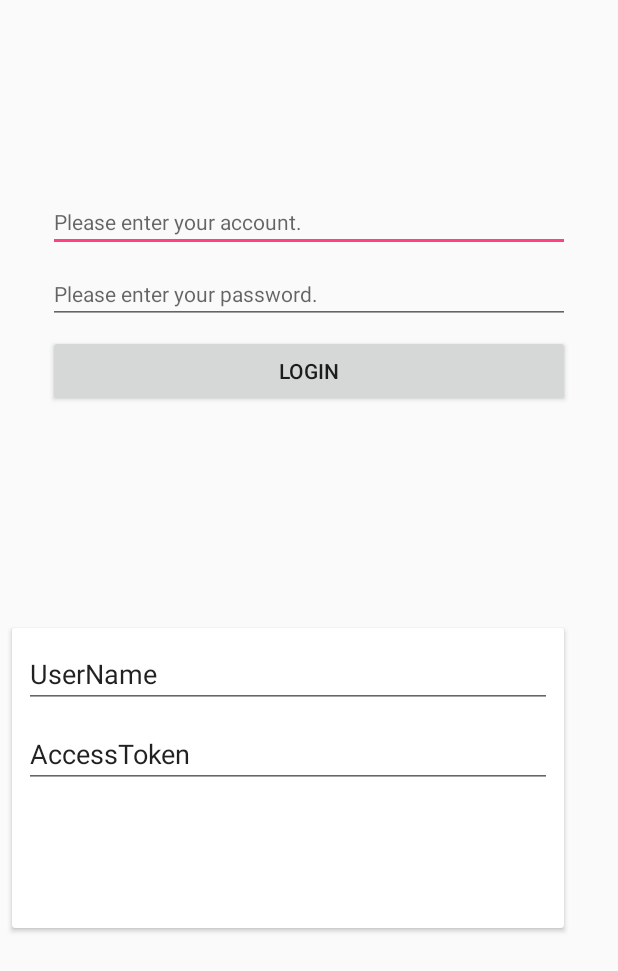
After one commit to sdw8001/SurfergraphyAndroid, an Android app: the layout activity_login.xml on its own in the app's theme, with its tools: preview values and no code run, on a phone screen of 412 x 824 dp. The commit adds this screen. Shown: the top 971 px of the screen. Run offline under Robolectric (Android 15) with nearby library versions, the phone set to English and light mode, and no system bars.

Commit message:
Login Token 작업 완료

```diff
--- /dev/null
+++ b/app/src/main/java/com/surfergraphy/surfergraphy/BaseLifecycleActivity.java
@@ -0,0 +1,6 @@
+package com.surfergraphy.surfergraphy;
+
+import android.arch.lifecycle.LifecycleActivity;
+
+public class BaseLifecycleActivity extends LifecycleActivity {
+}
--- /dev/null
+++ b/app/src/main/res/layout/activity_login.xml
@@ -0,0 +1,107 @@
+<?xml version="1.0" encoding="utf-8"?>
+<android.support.constraint.ConstraintLayout xmlns:android="http://schemas.android.com/apk/res/android"
+    xmlns:app="http://schemas.android.com/apk/res-auto"
+    xmlns:tools="http://schemas.android.com/tools"
+    android:layout_width="match_parent"
+    android:layout_height="match_parent">
+
+    <EditText
+        android:id="@+id/editTextAccount"
+        android:layout_width="0dp"
+        android:layout_height="wrap_content"
+        android:layout_marginEnd="32dp"
+        android:layout_marginLeft="32dp"
+        android:layout_marginRight="32dp"
+        android:layout_marginStart="32dp"
+        android:layout_marginTop="128dp"
+        android:ems="10"
+        android:hint="@string/input_please_account"
+        android:inputType="textEmailAddress"
+        android:textAppearance="@android:style/TextAppearance.DeviceDefault.Inverse"
+        app:layout_constraintHorizontal_bias="0.503"
+        app:layout_constraintLeft_toLeftOf="parent"
+        app:layout_constraintRight_toRightOf="parent"
+        app:layout_constraintTop_toTopOf="parent" />
+
+    <EditText
+        android:id="@+id/editTextPassword"
+        android:layout_width="0dp"
+        android:layout_height="wrap_content"
+        android:layout_marginEnd="32dp"
+        android:layout_marginLeft="32dp"
+        android:layout_marginRight="32dp"
+        android:layout_marginStart="32dp"
+        android:layout_marginTop="8dp"
+        android:ems="10"
+        android:hint="@string/input_please_password"
+        android:inputType="textPassword"
+        android:textAppearance="@android:style/TextAppearance.DeviceDefault.Inverse"
+        app:layout_constraintHorizontal_bias="0.503"
+        app:layout_constraintLeft_toLeftOf="parent"
+        app:layout_constraintRight_toRightOf="parent"
+        app:layout_constraintTop_toBottomOf="@+id/editTextAccount" />
+
+    <Button
+        android:id="@+id/buttonLogin"
+        android:layout_width="0dp"
+        android:layout_height="wrap_content"
+        android:layout_marginEnd="32dp"
+        android:layout_marginLeft="32dp"
+        android:layout_marginRight="32dp"
+        android:layout_marginStart="32dp"
+        android:layout_marginTop="7dp"
+        android:text="@string/login_name"
+        app:layout_constraintLeft_toLeftOf="parent"
+        app:layout_constraintRight_toRightOf="parent"
+        app:layout_constraintTop_toBottomOf="@+id/editTextPassword" />
+
+    <android.support.v7.widget.CardView
+        android:id="@+id/cardViewAccessInfo"
+        android:layout_width="368dp"
+        android:layout_height="200dp"
+        android:layout_marginBottom="8dp"
+        android:layout_marginEnd="8dp"
+        android:layout_marginLeft="8dp"
+        android:layout_marginRight="8dp"
+        android:layout_marginStart="8dp"
+        android:layout_marginTop="8dp"
+        app:layout_constraintBottom_toBottomOf="parent"
+        app:layout_constraintHorizontal_bias="0.0"
+        app:layout_constraintLeft_toLeftOf="parent"
+        app:layout_constraintRight_toRightOf="parent"
+        app:layout_constraintTop_toBottomOf="@+id/buttonLogin"
+        app:layout_constraintVertical_bias="0.413">
+
+        <android.support.constraint.ConstraintLayout
+            android:layout_width="match_parent"
+            android:layout_height="match_parent">
+
+            <EditText
+                android:id="@+id/editTextUserName"
+                android:layout_width="352dp"
+                android:layout_height="wrap_content"
+                android:layout_marginLeft="8dp"
+                android:layout_marginStart="8dp"
+                android:layout_marginTop="8dp"
+                android:ems="10"
+                android:inputType="textPersonName"
+                android:text="UserName"
+                app:layout_constraintLeft_toLeftOf="parent"
+                app:layout_constraintTop_toTopOf="parent" />
+
+            <EditText
+                android:id="@+id/editTextAccessToken"
+                android:layout_width="352dp"
+                android:layout_height="wrap_content"
+                android:layout_marginLeft="8dp"
+                android:layout_marginStart="8dp"
+                android:layout_marginTop="8dp"
+                android:ems="10"
+                android:inputType="textMultiLine"
+                android:text="AccessToken"
+                app:layout_constraintLeft_toLeftOf="parent"
+                app:layout_constraintTop_toBottomOf="@+id/editTextUserName" />
+
+        </android.support.constraint.ConstraintLayout>
+    </android.support.v7.widget.CardView>
+</android.support.constraint.ConstraintLayout>
--- a/app/src/main/res/values/strings.xml
+++ b/app/src/main/res/values/strings.xml
@@ -1,3 +1,6 @@
 <resources>
     <string name="app_name">Surfergraphy</string>
+    <string name="login_name">Login</string>
+    <string name="input_please_account">Please enter your account.</string>
+    <string name="input_please_password">Please enter your password.</string>
 </resources>
```
Also changed, not shown: app/build.gradle (+20 -0 lines), app/src/main/AndroidManifest.xml (+9 -1 lines), app/src/main/java/com/surfergraphy/surfergraphy/Activity_Intro.java (deleted, +0 -13 lines), app/src/main/java/com/surfergraphy/surfergraphy/AppApplication.java (added, +23 -0 lines), app/src/main/java/com/surfergraphy/surfergraphy/activities/Activity_Intro.java (added, +42 -0 lines), app/src/main/java/com/surfergraphy/surfergraphy/activities/User.java (added, +9 -0 lines), app/src/main/java/com/surfergraphy/surfergraphy/login/AccountUserService.java (added, +19 -0 lines), app/src/main/java/com/surfergraphy/surfergraphy/login/Activity_Login.java (added, +52 -0 lines), app/src/main/java/com/surfergraphy/surfergraphy/login/DateDeserializer.java (added, +25 -0 lines), app/src/main/java/com/surfergraphy/surfergraphy/login/LiveRealmData.java (added, +31 -0 lines), app/src/main/java/com/surfergraphy/surfergraphy/login/LoginRepository.java (added, +62 -0 lines), app/src/main/java/com/surfergraphy/surfergraphy/login/LoginViewModel.java (added, +42 -0 lines), app/src/main/java/com/surfergraphy/surfergraphy/login/data/AccessToken.java (added, +34 -0 lines), app/src/main/java/com/surfergraphy/surfergraphy/login/data/AccessTokenDao.java (added, +32 -0 lines), 3 more files, 1 other file.
